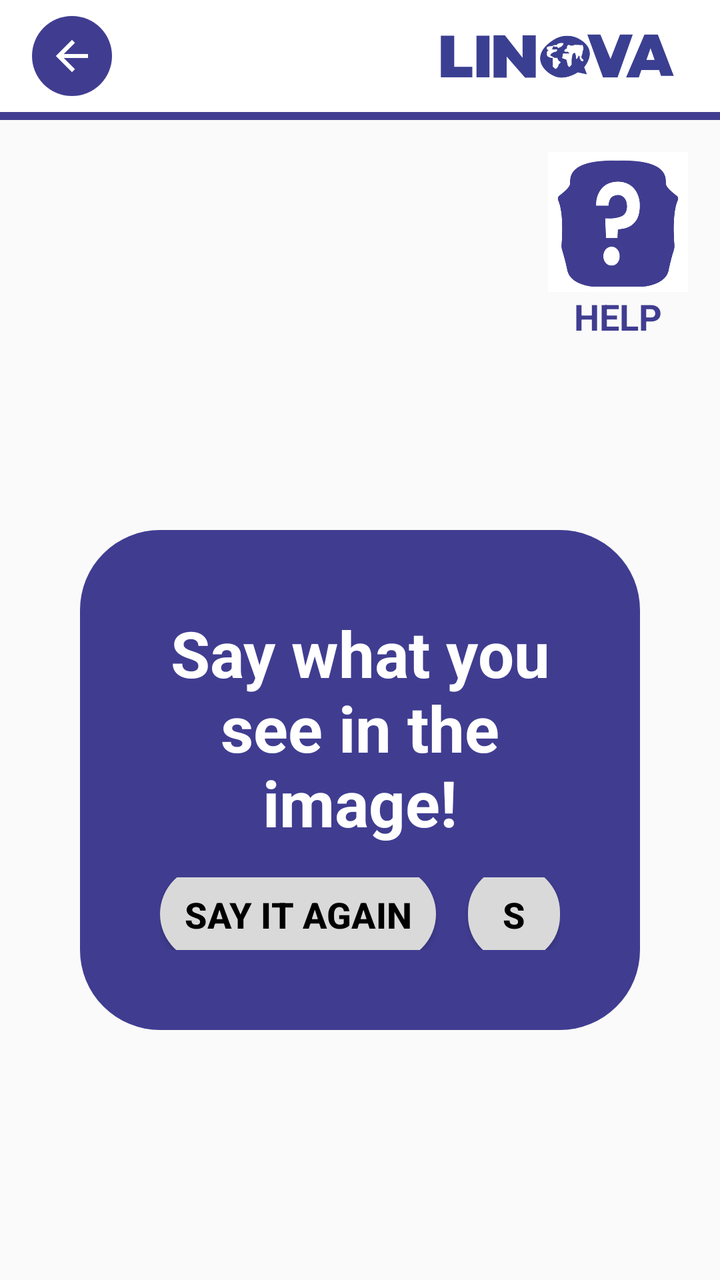
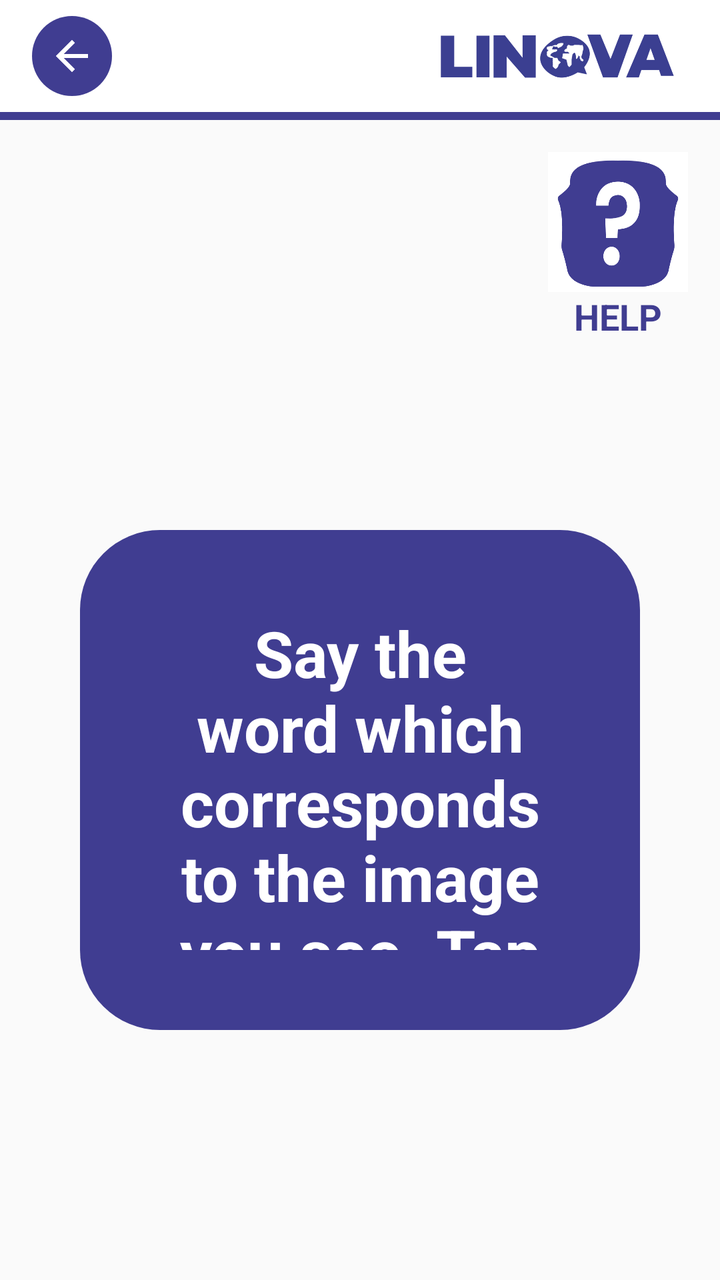

An Android layout rendered at two revisions. The XML below is the earlier revision; the diff shows what the commit changed to produce the second picture.
<!-- AndroidManifest.xml: application theme AppTheme -->
<!-- res/layout/activity_imagennombre.xml -->
<?xml version="1.0" encoding="utf-8"?>
<androidx.appcompat.widget.LinearLayoutCompat
    xmlns:android="http://schemas.android.com/apk/res/android"
    xmlns:tools="http://schemas.android.com/tools"
    android:layout_width="match_parent"
    android:layout_height="match_parent"
    android:orientation="vertical"
    tools:context=".MainActivity">

    <include
        android:id="@+id/toolbar"
        layout="@layout/toolbar" />

    <FrameLayout
        android:layout_width="match_parent"
        android:layout_height="match_parent">

        
        <TextView
            android:id="@+id/title"
            android:layout_width="wrap_content"
            android:layout_height="wrap_content"
            android:layout_gravity="top|center_horizontal"
            android:layout_marginTop="40dp"
            android:layout_marginBottom="40dp"
            android:text="WHAT'S THIS?"
            android:textColor="@color/colorPurple"
            android:textSize="42sp"
            android:textStyle="bold"
            android:visibility="invisible" />

        
        <LinearLayout
            android:id="@+id/helpContainer"
            android:layout_width="wrap_content"
            android:layout_height="wrap_content"
            android:layout_gravity="top|end"
            android:layout_margin="16dp"
            android:gravity="center"
            android:orientation="vertical">

            <ImageButton
                android:id="@+id/btnHelp"
                android:layout_width="70dp"
                android:layout_height="70dp"
                android:background="@null"
                android:contentDescription="Help"
                android:scaleType="fitXY"
                android:src="@drawable/help" />

            <TextView
                android:id="@+id/helpText"
                android:layout_width="wrap_content"
                android:layout_height="wrap_content"
                android:text="HELP"
                android:textColor="@color/colorPurple"
                android:textSize="18sp"
                android:textStyle="bold" />

        </LinearLayout>

        
        <LinearLayout
            android:layout_width="wrap_content"
            android:layout_height="wrap_content"
            android:layout_gravity="center"
            android:orientation="horizontal">

            <LinearLayout
                android:layout_width="wrap_content"
                android:layout_height="wrap_content"
                android:layout_marginTop="80dp"
                android:gravity="center"
                android:orientation="vertical"
                android:padding="16dp">

                <ImageButton
                    android:id="@+id/imagen"
                    android:layout_width="400dp"
                    android:layout_height="400dp"
                    android:background="?attr/selectableItemBackgroundBorderless"
                    android:padding="16dp"
                    android:scaleType="centerInside"
                    android:src="@drawable/banana"
                    android:visibility="invisible" />

                <Button
                    android:id="@+id/btnImagen"
                    android:layout_width="500dp"
                    android:layout_height="wrap_content"
                    android:background="@drawable/button_rounded"
                    android:text="Tap to tell me what it is"
                    android:textColor="@color/colorWhite"
                    android:textSize="30sp"
                    android:visibility="invisible" />

                <Button
                    android:id="@+id/btnSkip"
                    android:layout_width="wrap_content"
                    android:layout_height="wrap_content"
                    android:layout_marginTop="8dp"
                    android:background="@drawable/button_rounded"
                    android:text="skip ⏭"
                    android:textColor="@color/colorWhite"
                    android:textSize="18sp"
                    android:visibility="invisible" />

            </LinearLayout>

        </LinearLayout>

        
        <LinearLayout
            android:id="@+id/loadingBox"
            android:layout_width="match_parent"
            android:layout_height="250dp"
            android:layout_gravity="center"
            android:layout_marginStart="40dp"
            android:layout_marginTop="40dp"
            android:layout_marginEnd="40dp"
            android:background="@drawable/bg_dialog_rounded"
            android:gravity="center"
            android:orientation="vertical"
            android:padding="40dp">

            <TextView
                android:id="@+id/instruction"
                android:layout_width="wrap_content"
                android:layout_height="wrap_content"
                android:gravity="center"
                android:text="Say what you see in the image!"
                android:textAlignment="center"
                android:textColor="@android:color/white"
                android:textSize="32sp"
                android:textStyle="bold" />

            <LinearLayout
                android:layout_width="match_parent"
                android:layout_height="wrap_content"
                android:gravity="center"
                android:orientation="horizontal"
                android:paddingTop="16dp">

                <Button
                    android:id="@+id/sayitagain"
                    android:layout_width="wrap_content"
                    android:layout_height="48dp"
                    android:layout_marginEnd="8dp"
                    android:background="@drawable/btn_rounded_t"
                    android:padding="12dp"
                    android:text="SAY IT AGAIN"
                    android:textAllCaps="false"
                    android:textColor="@color/colorBlack"
                    android:textSize="18sp"
                    android:textStyle="bold" />

                <Button
                    android:id="@+id/skip"
                    android:layout_width="wrap_content"
                    android:layout_height="48dp"
                    android:layout_marginStart="8dp"
                    android:background="@drawable/btn_rounded_t"
                    android:padding="12dp"
                    android:text="SKIP"
                    android:textAllCaps="false"
                    android:textColor="@color/colorBlack"
                    android:textSize="18sp"
                    android:textStyle="bold" />

            </LinearLayout>

        </LinearLayout>

    </FrameLayout>

</androidx.appcompat.widget.LinearLayoutCompat>
<!-- res/layout/toolbar.xml (included above) -->
<?xml version="1.0" encoding="utf-8"?>
<com.google.android.material.appbar.AppBarLayout
    xmlns:android="http://schemas.android.com/apk/res/android"
    android:layout_width="match_parent"
    android:layout_height="wrap_content"
    android:background="@android:color/white"
    android:elevation="0dp"
    android:stateListAnimator="@null">

    <androidx.appcompat.widget.Toolbar
        android:id="@+id/toolbar"
        android:layout_width="match_parent"
        android:layout_height="?attr/actionBarSize"
        android:background="@android:color/white">

        
        <ImageButton
            android:id="@+id/btnBack"
            android:layout_width="40dp"
            android:layout_height="40dp"
            android:layout_gravity="start|center_vertical"
            android:layout_marginStart="12dp"
            android:background="@drawable/arrow_button"
            android:padding="8dp"
            android:src="@drawable/baseline_arrow_back_24"
            android:contentDescription="Volver"/>

        
        <ImageView
            android:id="@+id/imgRight"
            android:layout_width="120dp"
            android:layout_height="40dp"
            android:layout_gravity="end|center_vertical"
            android:layout_marginEnd="22dp"
            android:src="@drawable/logo"/>

    </androidx.appcompat.widget.Toolbar>

    
    <View
        android:layout_width="match_parent"
        android:layout_height="4dp"
        android:background="@color/colorPurple"/>

</com.google.android.material.appbar.AppBarLayout>
<!-- resources referenced by this layout -->
<resources>
  <color name="colorBlack">#000000</color>
  <color name="colorPurple">#403D91</color>
  <color name="colorWhite">#FFFFFF</color>
  <!-- drawable arrow_button (drawable) -->
  <layer-list xmlns:android="http://schemas.android.com/apk/res/android">
  
      
      <item>
          <shape android:shape="oval">
              <size
                  android:width="40dp"
                  android:height="40dp"/>
              <solid android:color="@color/colorPurple"/>
          </shape>
      </item>
  
      
      <item
          android:drawable="@drawable/baseline_arrow_back_24"
          android:gravity="center"/>
  </layer-list>
  <!-- drawable banana: png bitmap (drawable, 67692 bytes) -->
  <!-- drawable baseline_arrow_back_24 (drawable) -->
  <vector xmlns:android="http://schemas.android.com/apk/res/android" android:autoMirrored="true" android:height="24dp" android:tint="#FFFFFF" android:viewportHeight="24" android:viewportWidth="24" android:width="24dp">
        
      <path android:fillColor="@android:color/white" android:pathData="M20,11H7.83l5.59,-5.59L12,4l-8,8 8,8 1.41,-1.41L7.83,13H20v-2z"/>
      
  </vector>
  <!-- drawable bg_dialog_rounded (drawable) -->
  <?xml version="1.0" encoding="utf-8"?>
  <shape xmlns:android="http://schemas.android.com/apk/res/android">
  
      <solid android:color="@color/colorPurple"/>
  
      <corners android:radius="40dp"/>
  
  </shape>
  <!-- drawable btn_rounded_t (drawable) -->
  <?xml version="1.0" encoding="utf-8"?>
  <shape xmlns:android="http://schemas.android.com/apk/res/android">
  
      <solid android:color="#D9D9D9"/>
  
      <corners android:radius="30dp"/>
  
  </shape>
  <!-- drawable button_rounded (drawable) -->
  <?xml version="1.0" encoding="utf-8"?>
  <shape xmlns:android="http://schemas.android.com/apk/res/android"
      android:shape="rectangle">
      <corners android:radius="15dp" />
      <padding
          android:left="8dp"
          android:top="8dp"
          android:right="8dp"
          android:bottom="8dp" />
      <solid android:color="@color/colorPurple" />
  </shape>
  <!-- drawable help: png bitmap (drawable, 11131 bytes) -->
  <!-- drawable logo: png bitmap (drawable, 20298 bytes) -->
  <style name="AppTheme" parent="Theme.AppCompat.Light.NoActionBar">
  
      </style>
</resources>

<!-- the commit's change to res/layout/activity_imagennombre.xml (unified diff, before → after) -->
@@ -128,7 +128,7 @@
                 android:layout_width="wrap_content"
                 android:layout_height="wrap_content"
                 android:gravity="center"
-                android:text="Say what you see in the image!"
+                android:text="Say the word which corresponds to the image you see. Tap the button HELP if you don't understand it."
                 android:textAlignment="center"
                 android:textColor="@android:color/white"
                 android:textSize="32sp"
@@ -161,7 +161,7 @@
                     android:layout_marginStart="8dp"
                     android:background="@drawable/btn_rounded_t"
                     android:padding="12dp"
-                    android:text="SKIP"
+                    android:text="START"
                     android:textAllCaps="false"
                     android:textColor="@color/colorBlack"
                     android:textSize="18sp"
